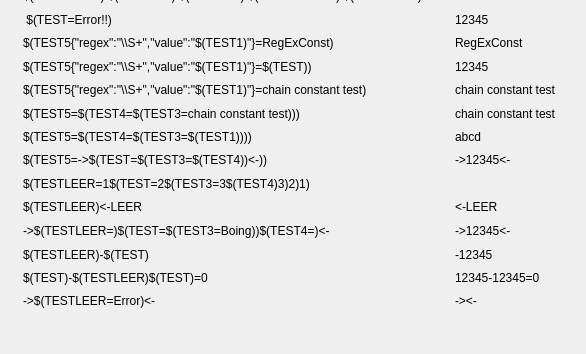
The window that caQtDM_Tests/macrotest.ui (caqtdm/caqtdm) describes before a commit, drawn with Qt 5; both pictures show x 0 to 586 and y 395 to 749 of the 911 by 749 pixel window.
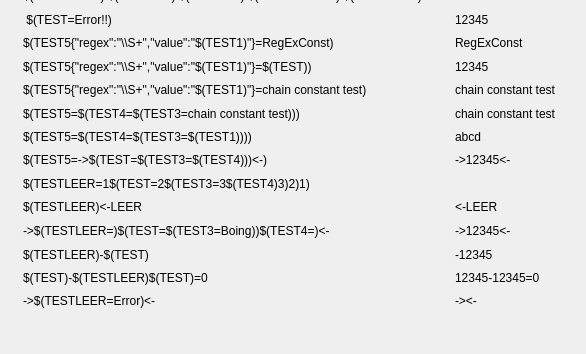
The same window after the commit. Custom widgets are drawn as their Qt base class.

Commit message: try to fix a Problem with the empty macro and the new contant macros

What changed in the file:
```diff
--- a/caQtDM_Tests/macrotest.ui
+++ b/caQtDM_Tests/macrotest.ui
@@ -377,7 +377,7 @@
      <item row="20" column="0">
       <widget class="caLabel" name="calabel_40">
        <property name="text">
-        <string>$(TEST5=-&gt;$(TEST=$(TEST3=$(TEST4))&lt;-))</string>
+        <string>$(TEST5=-&gt;$(TEST=$(TEST3=$(TEST4)))&lt;-)</string>
        </property>
       </widget>
      </item>
```
The commit also changes 2 other files.
